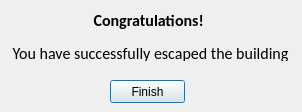
Above: gameend.ui from Carried-by-Compiler/Event-Driven-Programming-CS4076 before the change. Below: the same form after it.
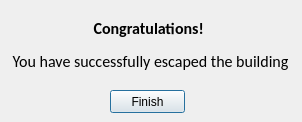
That is the form after the change.

What changed in the file:
```diff
--- a/gameend.ui
+++ b/gameend.ui
@@ -7,7 +7,7 @@
     <x>0</x>
     <y>0</y>
     <width>302</width>
-    <height>112</height>
+    <height>122</height>
    </rect>
   </property>
   <property name="windowTitle">
@@ -22,7 +22,7 @@
      <x>10</x>
      <y>10</y>
      <width>281</width>
-     <height>51</height>
+     <height>71</height>
     </rect>
    </property>
    <property name="font">
@@ -45,7 +45,7 @@
    <property name="geometry">
     <rect>
      <x>110</x>
-     <y>80</y>
+     <y>90</y>
      <width>75</width>
      <height>23</height>
     </rect>
```
